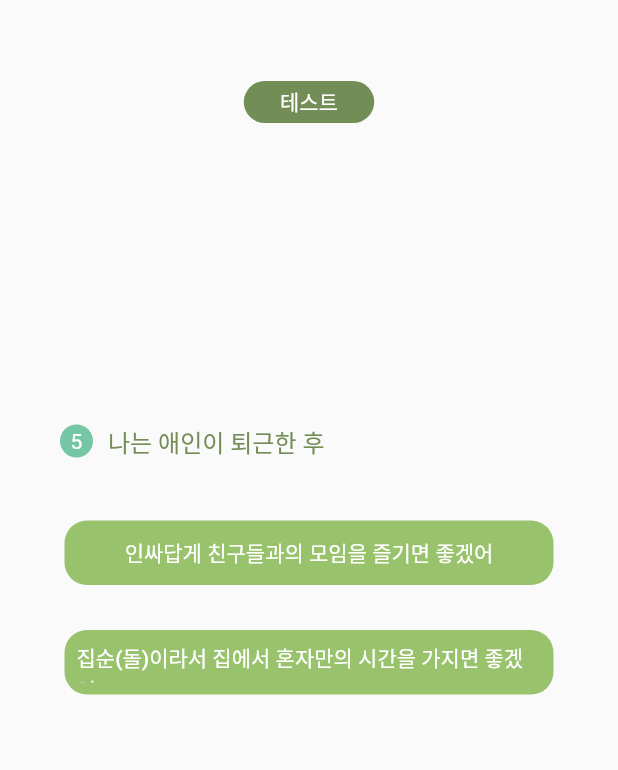
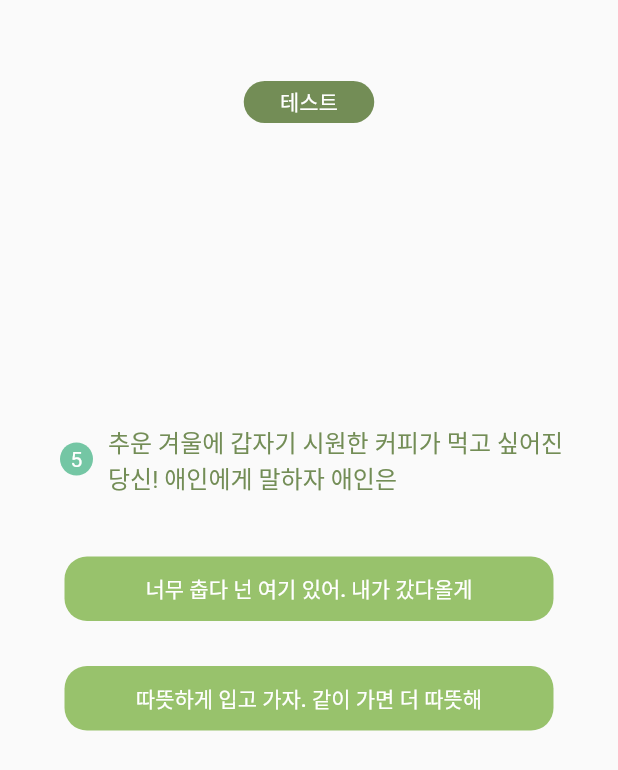
Before and after one commit to parkdaxun/mbti_idealtype, a Flutter app: the test5 screen opened directly, on a phone screen of 412 x 824 dp. Shown: the top 770 px of the screen. Run offline on Flutter 3.47's test engine with Material 2 defaults, Android fonts, the phone set to English and light mode, and no system bars; accounts and stored records are empty.

Commit message:
[FIX] TestScreens

```diff
--- a/lib/testscreens/test2.dart
+++ b/lib/testscreens/test2.dart
@@ -65,7 +65,7 @@ class _Test2PageState extends State<test2> {
           Padding(
             padding: const EdgeInsets.only(right: 10),
             child: Text(
-              '나는 애인이 퇴근한 후',
+              '나는 애인과 대화할때 애인이',
               style: TextStyle(
                 color: Color(0xff738D56),
                 fontSize: 16.0,
@@ -97,7 +97,7 @@ class _Test2PageState extends State<test2> {
                 );
               },
               child: Text(
-                '인싸답게 친구들과의 모임을 즐기면 좋겠어',
+                '나의 말을 묵묵하게 들어주고 공감해주면 좋겠어',
                 style: TextStyle(color: Colors.white),
               ),
             ),
@@ -119,7 +119,7 @@ class _Test2PageState extends State<test2> {
                   );
                 },
                 child: Text(
-                  '집순(돌)이라서 집에서 혼자만의 시간을 가지면 좋겠어',
+                  '참새마냥 말을 많이하고 나는 묵묵하게 들어주고 싶어',
                   style: TextStyle(color: Colors.white),
                 ),
               ),
--- a/lib/testscreens/test3.dart
+++ b/lib/testscreens/test3.dart
@@ -65,7 +65,7 @@ class _Test3PageState extends State<test3> {
           Padding(
             padding: const EdgeInsets.only(right: 10),
             child: Text(
-              '나는 애인이 퇴근한 후',
+              '나는 애인과 여행을 갈 떄',
               style: TextStyle(
                 color: Color(0xff738D56),
                 fontSize: 16.0,
@@ -97,7 +97,7 @@ class _Test3PageState extends State<test3> {
                 );
               },
               child: Text(
-                '인싸답게 친구들과의 모임을 즐기면 좋겠어',
+                '빡빡한 계획! 플렌B까지 만들어야해',
                 style: TextStyle(color: Colors.white),
               ),
             ),
@@ -119,7 +119,7 @@ class _Test3PageState extends State<test3> {
                   );
                 },
                 child: Text(
-                  '집순(돌)이라서 집에서 혼자만의 시간을 가지면 좋겠어',
+                  '계획 is 뭔들, 마음에 드는 곳에 즉흥적으로 들어가야지',
                   style: TextStyle(color: Colors.white),
                 ),
               ),
--- a/lib/testscreens/test4.dart
+++ b/lib/testscreens/test4.dart
@@ -65,7 +65,7 @@ class _Test4PageState extends State<test4> {
           Padding(
             padding: const EdgeInsets.only(right: 10),
             child: Text(
-              '나는 애인이 퇴근한 후',
+              '나는 나의 애인과',
               style: TextStyle(
                 color: Color(0xff738D56),
                 fontSize: 16.0,
@@ -97,7 +97,7 @@ class _Test4PageState extends State<test4> {
                 );
               },
               child: Text(
-                '인싸답게 친구들과의 모임을 즐기면 좋겠어',
+                '몇분 안 만나더라도 매일 만나고 싶어!',
                 style: TextStyle(color: Colors.white),
               ),
             ),
@@ -119,7 +119,7 @@ class _Test4PageState extends State<test4> {
                   );
                 },
                 child: Text(
-                  '집순(돌)이라서 집에서 혼자만의 시간을 가지면 좋겠어',
+                  '일주일에 1~2번 만나 그 하루가 특별하고 싶어',
                   style: TextStyle(color: Colors.white),
                 ),
               ),
--- a/lib/testscreens/test5.dart
+++ b/lib/testscreens/test5.dart
@@ -65,7 +65,7 @@ class _Test5PageState extends State<test5> {
           Padding(
             padding: const EdgeInsets.only(right: 10),
             child: Text(
-              '나는 애인이 퇴근한 후',
+              '추운 겨울에 갑자기 시원한 커피가 먹고 싶어진 \n당신! 애인에게 말하자 애인은',
               style: TextStyle(
                 color: Color(0xff738D56),
                 fontSize: 16.0,
@@ -97,7 +97,7 @@ class _Test5PageState extends State<test5> {
                 );
               },
               child: Text(
-                '인싸답게 친구들과의 모임을 즐기면 좋겠어',
+                '너무 춥다 넌 여기 있어. 내가 갔다올게',
                 style: TextStyle(color: Colors.white),
               ),
             ),
@@ -119,7 +119,7 @@ class _Test5PageState extends State<test5> {
                   );
                 },
                 child: Text(
-                  '집순(돌)이라서 집에서 혼자만의 시간을 가지면 좋겠어',
+                  '따뜻하게 입고 가자. 같이 가면 더 따뜻해',
                   style: TextStyle(color: Colors.white),
                 ),
               ),
--- a/lib/testscreens/test6.dart
+++ b/lib/testscreens/test6.dart
@@ -65,7 +65,7 @@ class _Test6PageState extends State<test6> {
           Padding(
             padding: const EdgeInsets.only(right: 10),
             child: Text(
-              '나는 애인이 퇴근한 후',
+              '애인과 어떤 대회가 더 즐거울까',
               style: TextStyle(
                 color: Color(0xff738D56),
                 fontSize: 16.0,
@@ -97,7 +97,7 @@ class _Test6PageState extends State<test6> {
                 );
               },
               child: Text(
-                '인싸답게 친구들과의 모임을 즐기면 좋겠어',
+                '갑자기 좀비가 나타나면 어떡하지',
                 style: TextStyle(color: Colors.white),
               ),
             ),
@@ -119,7 +119,7 @@ class _Test6PageState extends State<test6> {
                   );
                 },
                 child: Text(
-                  '집순(돌)이라서 집에서 혼자만의 시간을 가지면 좋겠어',
+                  '날씨가 더워서 보일러가 터질 것 같은데',
                   style: TextStyle(color: Colors.white),
                 ),
               ),
--- a/lib/testscreens/test7.dart
+++ b/lib/testscreens/test7.dart
@@ -65,7 +65,7 @@ class _Test7PageState extends State<test7> {
           Padding(
             padding: const EdgeInsets.only(right: 10),
             child: Text(
-              '나는 애인이 퇴근한 후',
+              '나는 애인에게 헤어지자고 했다. 그러자 애인은?',
               style: TextStyle(
                 color: Color(0xff738D56),
                 fontSize: 16.0,
@@ -97,7 +97,7 @@ class _Test7PageState extends State<test7> {
                 );
               },
               child: Text(
-                '인싸답게 친구들과의 모임을 즐기면 좋겠어',
+                '내가 잘못했어. 우리 다시 잘해보자',
                 style: TextStyle(color: Colors.white),
               ),
             ),
@@ -119,7 +119,7 @@ class _Test7PageState extends State<test7> {
                   );
                 },
                 child: Text(
-                  '집순(돌)이라서 집에서 혼자만의 시간을 가지면 좋겠어',
+                  '우리 왜 헤어져. 내가 잘못한거 있어?',
                   style: TextStyle(color: Colors.white),
                 ),
               ),
--- a/lib/testscreens/test8.dart
+++ b/lib/testscreens/test8.dart
@@ -65,7 +65,7 @@ class _Test8PageState extends State<test8> {
           Padding(
             padding: const EdgeInsets.only(right: 10),
             child: Text(
-              '나는 애인이 퇴근한 후',
+              '헤어진 당신',
               style: TextStyle(
                 color: Color(0xff738D56),
                 fontSize: 16.0,
@@ -97,7 +97,7 @@ class _Test8PageState extends State<test8> {
                 );
               },
               child: Text(
-                '인싸답게 친구들과의 모임을 즐기면 좋겠어',
+                '애인과 함께 찍었던 사진 보며 추억여행',
                 style: TextStyle(color: Colors.white),
               ),
             ),
@@ -119,7 +119,7 @@ class _Test8PageState extends State<test8> {
                   );
                 },
                 child: Text(
-                  '집순(돌)이라서 집에서 혼자만의 시간을 가지면 좋겠어',
+                  '헤어질 이유가 마땅했어. 괜찮아지겠지',
                   style: TextStyle(color: Colors.white),
                 ),
               ),
```
